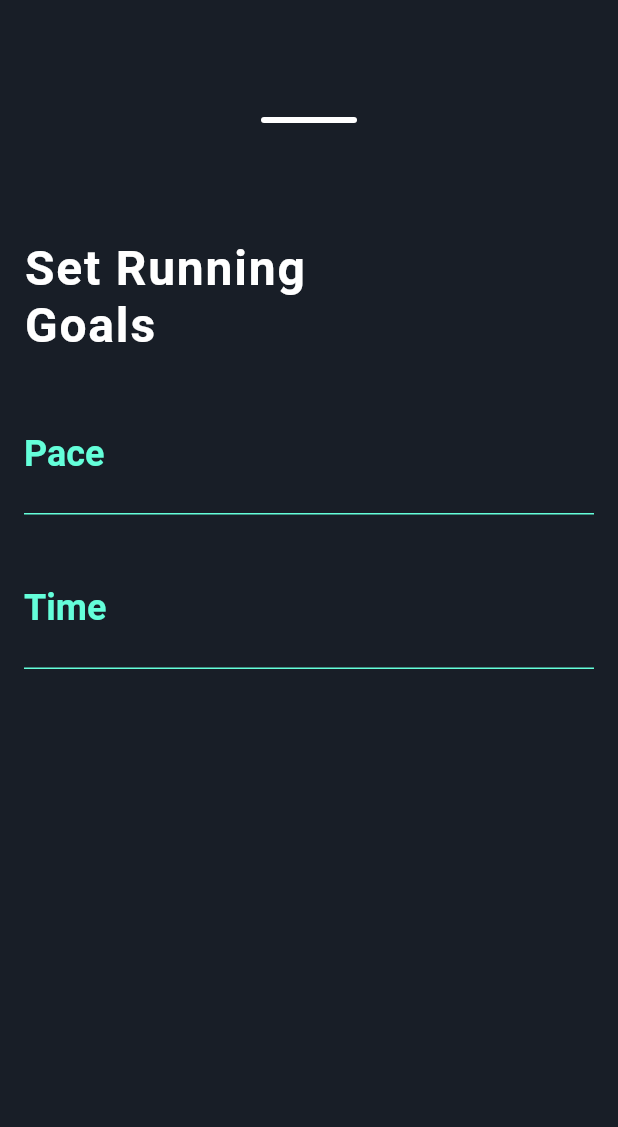
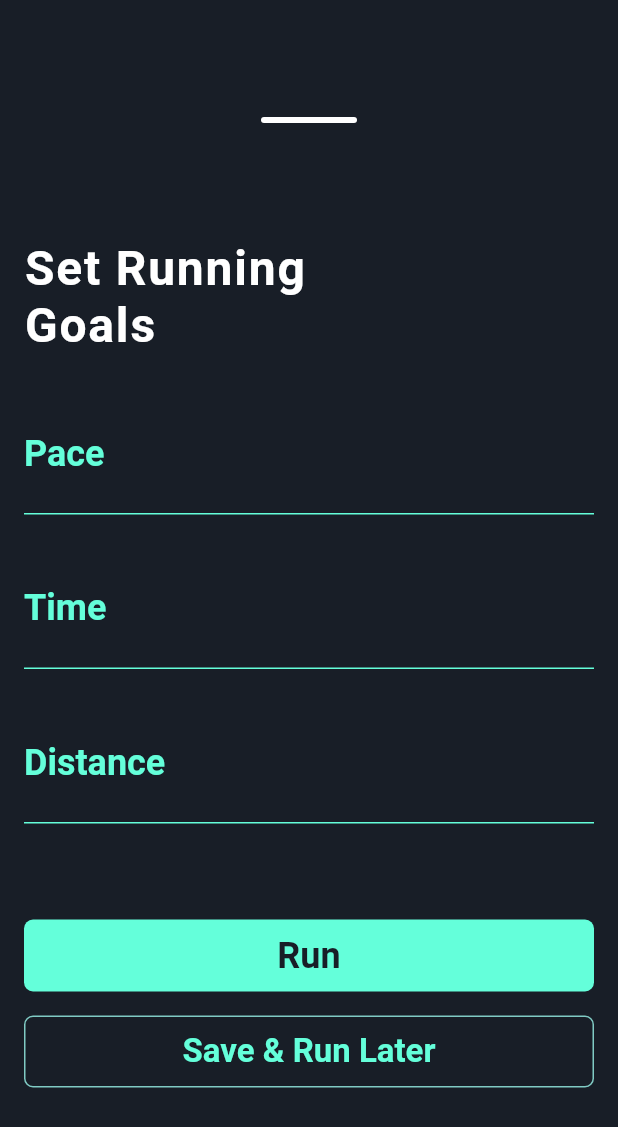
Before and after one commit to KhineKhineLin/Dribble-Flutter-UI4, a Flutter app: the screen it shows after launch, on a phone screen of 412 x 824 dp. Shown: the top 1127 px of the screen. Run offline on Flutter 3.47's test engine with Material 2 defaults, Android fonts, the phone set to English and light mode, and no system bars; our stand-ins replace google_fonts.

Commit message:
create buttons

```diff
--- a/lib/fitness_running_app/fitness_set_running.dart
+++ b/lib/fitness_running_app/fitness_set_running.dart
@@ -22,6 +22,8 @@ class MainPage extends StatefulWidget {
 
 class _MainPageState extends State<MainPage> {
   TextEditingController _goalTextController = TextEditingController();
+  TextEditingController _timeTextController = TextEditingController();
+  TextEditingController _distanceTextController = TextEditingController();
   @override
   Widget build(BuildContext context) {
     return Scaffold(
@@ -92,9 +94,18 @@ class _MainPageState extends State<MainPage> {
             Padding(
               padding: const EdgeInsets.symmetric(horizontal: 16),
               child: TextField(
-                controller: _goalTextController,
+                enabled: true,
+                onTap: () {
+                  showTimePicker(context: context, initialTime: TimeOfDay.now())
+                      .then((v) {
+                    setState(() {
+                      _timeTextController.text = v.toString();
+                    });
+                  });
+                },
+                controller: _timeTextController,
                 style: TextStyle(
-                    color: Colors.white,
+                    color: Colors.white.withOpacity(0.5),
                     fontSize: 28,
                     fontWeight: FontWeight.bold),
                 keyboardType: TextInputType.number,
@@ -110,6 +121,84 @@ class _MainPageState extends State<MainPage> {
                     labelStyle:
                         TextStyle(color: Colors.tealAccent, fontSize: 24)),
               ),
+            ),
+            SizedBox(
+              height: 24,
+            ),
+            Padding(
+              padding: const EdgeInsets.symmetric(horizontal: 16),
+              child: TextField(
+                enabled: true,
+                onTap: () {
+                  _distanceTextController.clear();
+                },
+                onSubmitted: (v) {
+                  setState(() {
+                    _distanceTextController.text = v + ' miles';
+                  });
+                },
+                controller: _distanceTextController,
+                style: TextStyle(
+                    color: Colors.white,
+                    fontSize: 28,
+                    fontWeight: FontWeight.bold),
+                keyboardType: TextInputType.number,
+                decoration: InputDecoration(
+                    suffix: Text('22 MIL'),
+                    suffixStyle:
+                        TextStyle(color: Colors.blueGrey, letterSpacing: 1.5),
+                    enabledBorder: UnderlineInputBorder(
+                        borderSide: BorderSide(color: Colors.tealAccent)),
+                    focusedBorder: UnderlineInputBorder(
+                        borderSide: BorderSide(color: Colors.tealAccent)),
+                    hintText: 'Input Distance',
+                    hintStyle:
+                        TextStyle(color: Colors.tealAccent, fontSize: 18),
+                    labelText: 'Distance',
+                    labelStyle:
+                        TextStyle(color: Colors.tealAccent, fontSize: 24)),
+              ),
+            ),
+            SizedBox(
+              height: 64,
+            ),
+            Container(
+              height: 48,
+              margin: EdgeInsets.symmetric(horizontal: 16),
+              width: MediaQuery.of(context).size.width,
+              decoration: BoxDecoration(
+                  color: Colors.tealAccent,
+                  borderRadius: BorderRadius.circular(6)),
+              child: Center(
+                child: Text(
+                  'Run',
+                  style: TextStyle(
+                      color: Color(0xff181E27),
+                      fontSize: 24,
+                      fontWeight: FontWeight.bold),
+                ),
+              ),
+            ),
+            SizedBox(
+              height: 16,
+            ),
+            Container(
+              height: 48,
+              margin: EdgeInsets.symmetric(horizontal: 16),
+              width: MediaQuery.of(context).size.width,
+              decoration: BoxDecoration(
+                  color: Color(0xff181E27),
+                  borderRadius: BorderRadius.circular(6),
+                  border: Border.all(color: Colors.teal.shade200)),
+              child: Center(
+                child: Text(
+                  'Save & Run Later',
+                  style: TextStyle(
+                      color: Colors.tealAccent,
+                      fontSize: 22,
+                      fontWeight: FontWeight.bold),
+                ),
+              ),
             )
           ],
         ),
```
